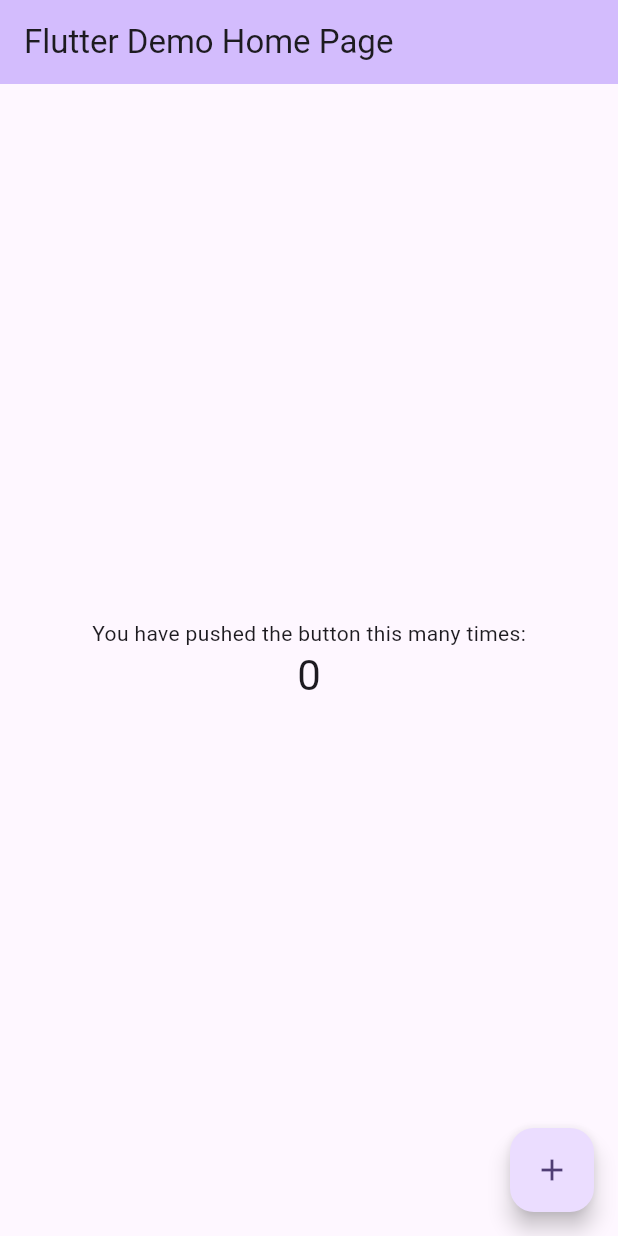
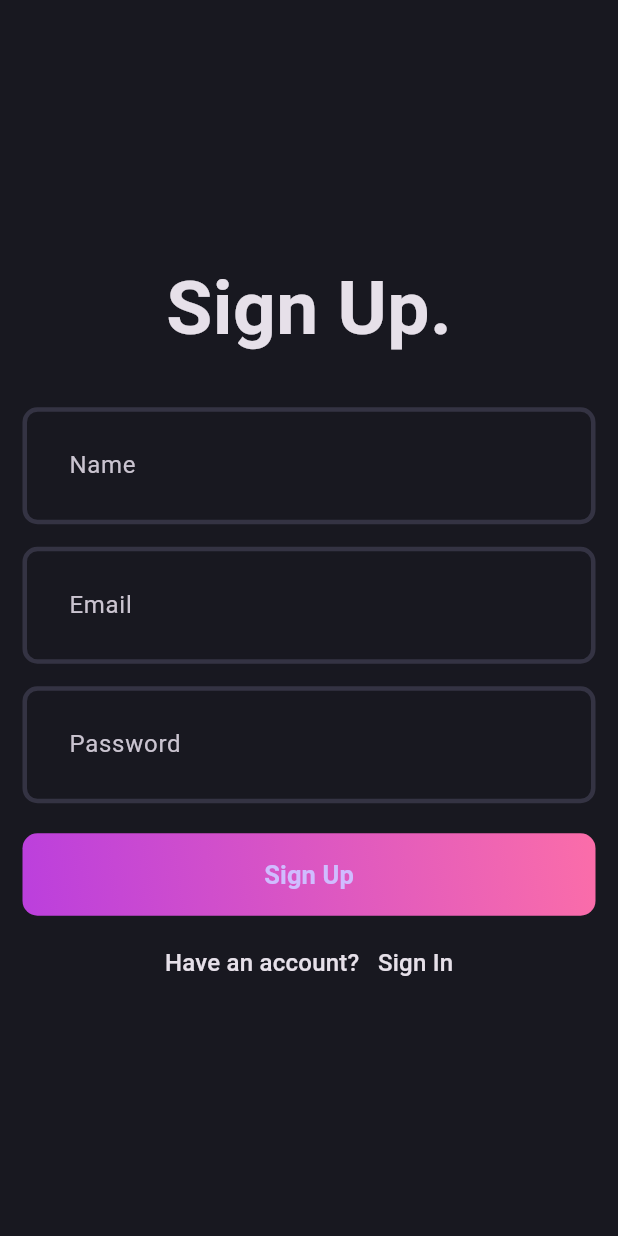
Before and after one commit to Nishanbhattarai498/blog_app, a Flutter app: the screen it shows after launch, on a phone screen of 412 x 824 dp. Run offline on Flutter 3.47's test engine with Material 3 defaults, Android fonts, the light colour scheme and no system bars.

Commit message:
Implement signup page with custom theme and gradient button

```diff
--- /dev/null
+++ b/lib/core/theme/app_pallate.dart
@@ -0,0 +1,14 @@
+import 'package:flutter/material.dart';
+import 'package:flutter/services.dart';
+
+class AppPallete {
+  static const Color backgroundColor = Color.fromRGBO(24, 24, 32, 1);
+  static const Color gradient1 = Color.fromRGBO(187, 63, 221, 1);
+  static const Color gradient2 = Color.fromRGBO(251, 109, 169, 1);
+  static const Color gradient3 = Color.fromRGBO(255, 159, 124, 1);
+  static const Color borderColor = Color.fromRGBO(52, 51, 67, 1);
+  static const Color whiteColor = Colors.white;
+  static const Color greyColor = Colors.grey;
+  static const Color errorColor = Colors.redAccent;
+  static const Color transparentColor = Colors.transparent;
+}
--- /dev/null
+++ b/lib/core/theme/theme.dart
@@ -0,0 +1,17 @@
+import 'package:flutter/material.dart';
+import 'package:supabase_proj/core/theme/app_pallate.dart';
+
+class AppTheme {
+  static _border([Color color = AppPallete.borderColor]) => OutlineInputBorder(
+    borderSide: BorderSide(color: color, width: 3),
+    borderRadius: BorderRadius.circular(10),
+  );
+  static final darkThemeMode = ThemeData.dark().copyWith(
+    scaffoldBackgroundColor: AppPallete.backgroundColor,
+    inputDecorationTheme: InputDecorationTheme(
+      contentPadding: const EdgeInsets.all(27),
+      enabledBorder: _border(),
+      focusedBorder: _border(AppPallete.gradient2),
+    ),
+  );
+}
--- /dev/null
+++ b/lib/features/auth/presentation/pages/signup_page.dart
@@ -0,0 +1,51 @@
+import 'package:flutter/material.dart';
+import 'package:supabase_proj/features/auth/presentation/widgets/auth_field.dart';
+import 'package:supabase_proj/features/auth/presentation/widgets/auth_gradient_button.dart';
+
+class SignupPage extends StatefulWidget {
+  const SignupPage({super.key});
+
+  @override
+  State<SignupPage> createState() => SignupPageState();
+}
+
+class SignupPageState extends State<SignupPage> {
+  @override
+  Widget build(BuildContext context) {
+    return Scaffold(
+      body: Padding(
+        padding: const EdgeInsets.all(15.0),
+        child: Column(
+          mainAxisAlignment: MainAxisAlignment.center,
+          children: [
+            Text(
+              'Sign Up.',
+              style: TextStyle(fontSize: 50, fontWeight: FontWeight.bold),
+            ),
+            const SizedBox(height: 30),
+            AuthField(hintText: 'Name'),
+            const SizedBox(height: 15),
+            AuthField(hintText: 'Email'),
+            const SizedBox(height: 15),
+            AuthField(hintText: 'Password'),
+            const SizedBox(height: 20),
+            AuthGradientButton(),
+            const SizedBox(height: 20),
+            RichText(
+              text: TextSpan(
+                text: "Have an account?  ",
+                style: Theme.of(context).textTheme.titleMedium,
+                children: [
+                  TextSpan(
+                    text: " Sign In",
+                    style: Theme.of(context).textTheme.titleMedium,
+                  ),
+                ],
+              ),
+            ),
+          ],
+        ),
+      ),
+    );
+  }
+}
--- /dev/null
+++ b/lib/features/auth/presentation/widgets/auth_field.dart
@@ -0,0 +1,11 @@
+import 'package:flutter/material.dart';
+
+class AuthField extends StatelessWidget {
+  final String hintText;
+  const AuthField({super.key, required this.hintText});
+
+  @override
+  Widget build(BuildContext context) {
+    return TextFormField(decoration: InputDecoration(hintText: hintText));
+  }
+}
--- /dev/null
+++ b/lib/features/auth/presentation/widgets/auth_gradient_button.dart
@@ -0,0 +1,32 @@
+import 'package:flutter/material.dart';
+import 'package:supabase_proj/core/theme/app_pallate.dart';
+
+class AuthGradientButton extends StatelessWidget {
+  const AuthGradientButton({super.key});
+
+  @override
+  Widget build(BuildContext context) {
+    return Container(
+      decoration: BoxDecoration(
+        gradient: const LinearGradient(
+          colors: [AppPallete.gradient1, AppPallete.gradient2],
+          begin: Alignment.bottomLeft,
+          end: Alignment.topRight,
+        ),
+        borderRadius: BorderRadius.circular(10),
+      ),
+      child: ElevatedButton(
+        onPressed: () {},
+        style: ElevatedButton.styleFrom(
+          fixedSize: const Size(395, 55),
+          backgroundColor: AppPallete.transparentColor,
+          shadowColor: Colors.transparent,
+        ),
+        child: Text(
+          "Sign Up",
+          style: TextStyle(fontSize: 17, fontWeight: FontWeight.w600),
+        ),
+      ),
+    );
+  }
+}
--- a/lib/main.dart
+++ b/lib/main.dart
@@ -1,4 +1,6 @@
 import 'package:flutter/material.dart';
+import 'package:supabase_proj/core/theme/theme.dart';
+import 'package:supabase_proj/features/auth/presentation/pages/signup_page.dart';
 
 void main() {
   runApp(const MyApp());
@@ -7,116 +9,13 @@ void main() {
 class MyApp extends StatelessWidget {
   const MyApp({super.key});
 
-  // This widget is the root of your application.
   @override
   Widget build(BuildContext context) {
     return MaterialApp(
-      title: 'Flutter Demo',
-      theme: ThemeData(
-        // This is the theme of your application.
-        //
-        // TRY THIS: Try running your application with "flutter run". You'll see
-        // the application has a purple toolbar. Then, without quitting the app,
-        // try changing the seedColor in the colorScheme below to Colors.green
-        // and then invoke "hot reload" (save your changes or press the "hot
-        // reload" button in a Flutter-supported IDE, or press "r" if you used
-        // the command line to start the app).
-        //
-        // Notice that the counter didn't reset back to zero; the application
-        // state is not lost during the reload. To reset the state, use hot
-        // restart instead.
-        //
-        // This works for code too, not just values: Most code changes can be
-        // tested with just a hot reload.
-        colorScheme: ColorScheme.fromSeed(seedColor: Colors.deepPurple),
-      ),
-      home: const MyHomePage(title: 'Flutter Demo Home Page'),
+      debugShowCheckedModeBanner: false,
+      title: 'Blog App',
+      theme: AppTheme.darkThemeMode,
+      home: const SignupPage(),
     );
   }
 }
-
-class MyHomePage extends StatefulWidget {
-  const MyHomePage({super.key, required this.title});
-
-  // This widget is the home page of your application. It is stateful, meaning
-  // that it has a State object (defined below) that contains fields that affect
-  // how it looks.
-
-  // This class is the configuration for the state. It holds the values (in this
-  // case the title) provided by the parent (in this case the App widget) and
-  // used by the build method of the State. Fields in a Widget subclass are
-  // always marked "final".
-
-  final String title;
-
-  @override
-  State<MyHomePage> createState() => _MyHomePageState();
-}
-
-class _MyHomePageState extends State<MyHomePage> {
-  int _counter = 0;
-
-  void _incrementCounter() {
-    setState(() {
-      // This call to setState tells the Flutter framework that something has
-      // changed in this State, which causes it to rerun the build method below
-      // so that the display can reflect the updated values. If we changed
-      // _counter without calling setState(), then the build method would not be
-      // called again, and so nothing would appear to happen.
-      _counter++;
-    });
-  }
-
-  @override
-  Widget build(BuildContext context) {
-    // This method is rerun every time setState is called, for instance as done
-    // by the _incrementCounter method above.
-    //
-    // The Flutter framework has been optimized to make rerunning build methods
-    // fast, so that you can just rebuild anything that needs updating rather
-    // than having to individually change instances of widgets.
-    return Scaffold(
-      appBar: AppBar(
-        // TRY THIS: Try changing the color here to a specific color (to
-        // Colors.amber, perhaps?) and trigger a hot reload to see the AppBar
-        // change color while the other colors stay the same.
-        backgroundColor: Theme.of(context).colorScheme.inversePrimary,
-        // Here we take the value from the MyHomePage object that was created by
-        // the App.build method, and use it to set our appbar title.
-        title: Text(widget.title),
-      ),
-      body: Center(
-        // Center is a layout widget. It takes a single child and positions it
-        // in the middle of the parent.
-        child: Column(
-          // Column is also a layout widget. It takes a list of children and
-          // arranges them vertically. By default, it sizes itself to fit its
-          // children horizontally, and tries to be as tall as its parent.
-          //
-          // Column has various properties to control how it sizes itself and
-          // how it positions its children. Here we use mainAxisAlignment to
-          // center the children vertically; the main axis here is the vertical
-          // axis because Columns are vertical (the cross axis would be
-          // horizontal).
-          //
-          // TRY THIS: Invoke "debug painting" (choose the "Toggle Debug Paint"
-          // action in the IDE, or press "p" in the console), to see the
-          // wireframe for each widget.
-          mainAxisAlignment: MainAxisAlignment.center,
-          children: <Widget>[
-            const Text('You have pushed the button this many times:'),
-            Text(
-              '$_counter',
-              style: Theme.of(context).textTheme.headlineMedium,
-            ),
-          ],
-        ),
-      ),
-      floatingActionButton: FloatingActionButton(
-        onPressed: _incrementCounter,
-        tooltip: 'Increment',
-        child: const Icon(Icons.add),
-      ), // This trailing comma makes auto-formatting nicer for build methods.
-    );
-  }
-}
```
